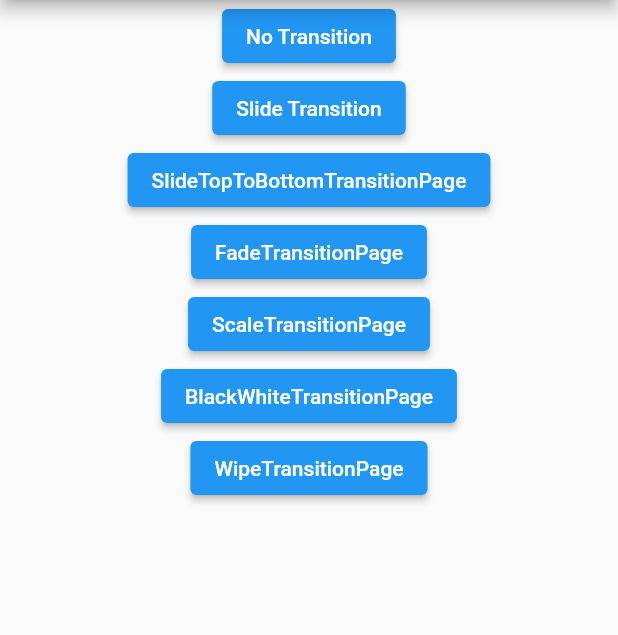
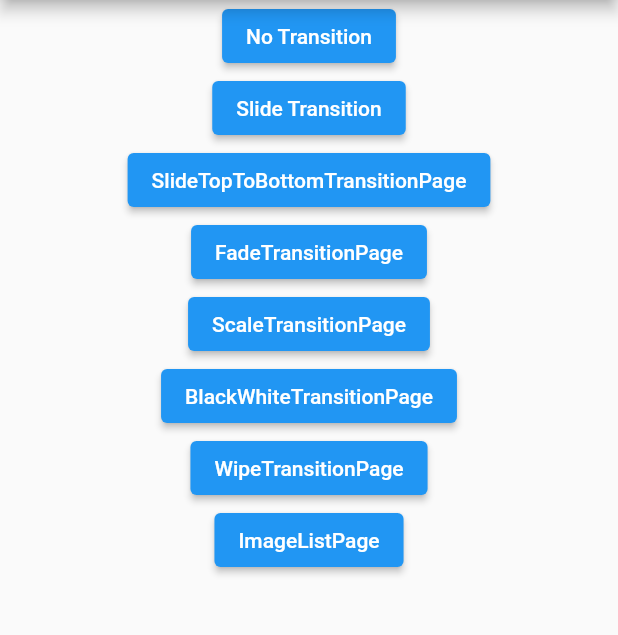
Before and after one commit to AppDeveloperMLLB/sample_transition_animation, a Flutter app: the screen it shows after launch, on a phone screen of 412 x 824 dp, the part 84-719 px from its top. Run offline on Flutter 3.47's test engine with Material 2 defaults, Android fonts, the phone set to English and light mode, and no system bars; our stand-ins replace go_router.

Commit message:
画像一覧画面の追加とページ遷移の実装 (#2)
* feat/add_image_list_page first commit

* 画像一覧ページと遷移を追加

---------

Co-authored-by: MLLB <app.developer.mllb@gmail.com>

```diff
--- /dev/null
+++ b/lib/image_list_page.dart
@@ -0,0 +1,31 @@
+import 'package:flutter/material.dart';
+import 'package:go_router/go_router.dart';
+import 'package:sample_transition_animation/router.dart';
+
+class ImageListPage extends StatelessWidget {
+  const ImageListPage({super.key});
+
+  @override
+  Widget build(BuildContext context) {
+    return Scaffold(
+      appBar: AppBar(
+        leading: IconButton(
+          icon: const Icon(Icons.arrow_back_ios),
+          onPressed: () {
+            context.goNamed(AppRoute.home.name);
+          },
+        ),
+        title: const Text(
+          "ImageListPage",
+        ),
+      ),
+      body: const SafeArea(
+        child: Center(
+          child: Text(
+            "ImageListPage",
+          ),
+        ),
+      ),
+    );
+  }
+}
--- a/lib/main.dart
+++ b/lib/main.dart
@@ -68,6 +68,10 @@ class _MyHomePageState extends State<MyHomePage> {
               AppRoute.wipeTrainsitionPage.name,
               "WipeTransitionPage",
             ),
+            _buildGoToPageButton(
+              AppRoute.imageListPage.name,
+              "ImageListPage",
+            ),
           ],
         ),
       ),
--- a/lib/router.dart
+++ b/lib/router.dart
@@ -1,5 +1,6 @@
 import 'package:flutter/material.dart';
 import 'package:go_router/go_router.dart';
+import 'package:sample_transition_animation/image_list_page.dart';
 import 'package:sample_transition_animation/main.dart';
 
 enum AppRoute {
@@ -34,6 +35,10 @@ enum AppRoute {
   wipeTrainsitionPage(
     path: '/wipeTransitionPage',
     name: 'wipeTransitionPage',
+  ),
+  imageListPage(
+    path: '/imageListPage',
+    name: 'imageListPage',
   ),
   page1(
     path: '/page1',
@@ -281,6 +286,13 @@ final goRouter = GoRouter(
         },
       ),
     ),
+    GoRoute(
+      path: AppRoute.imageListPage.path,
+      name: AppRoute.imageListPage.name,
+      builder: (context, state) {
+        return const ImageListPage();
+      },
+    )
   ],
 );
 
```
